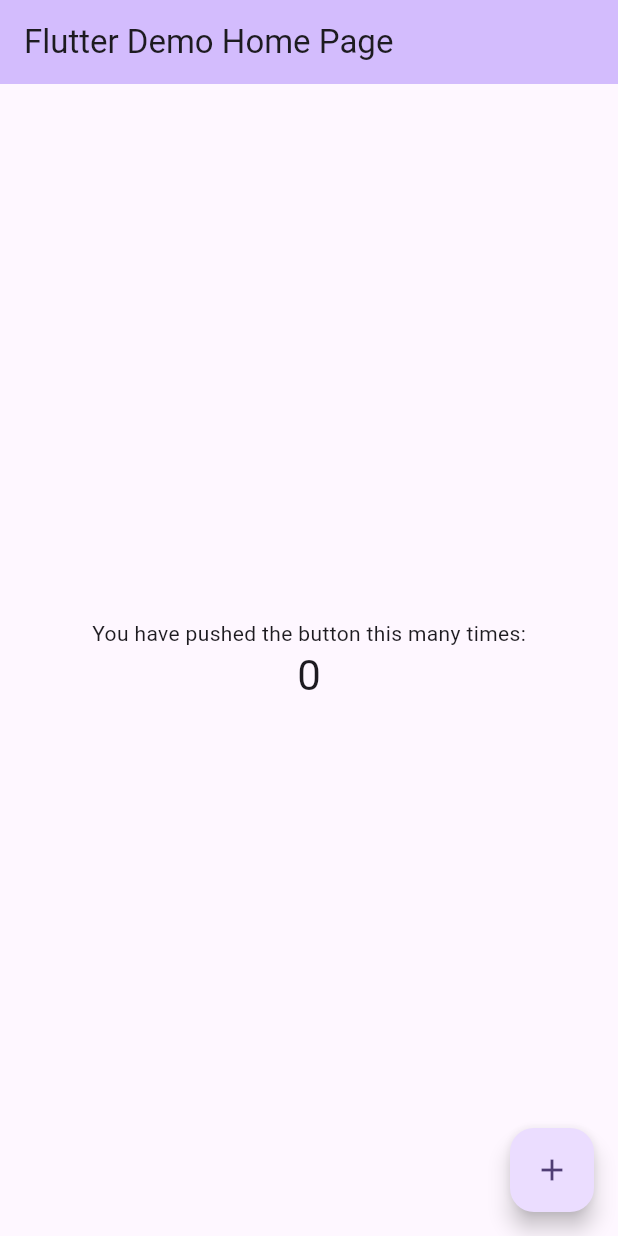
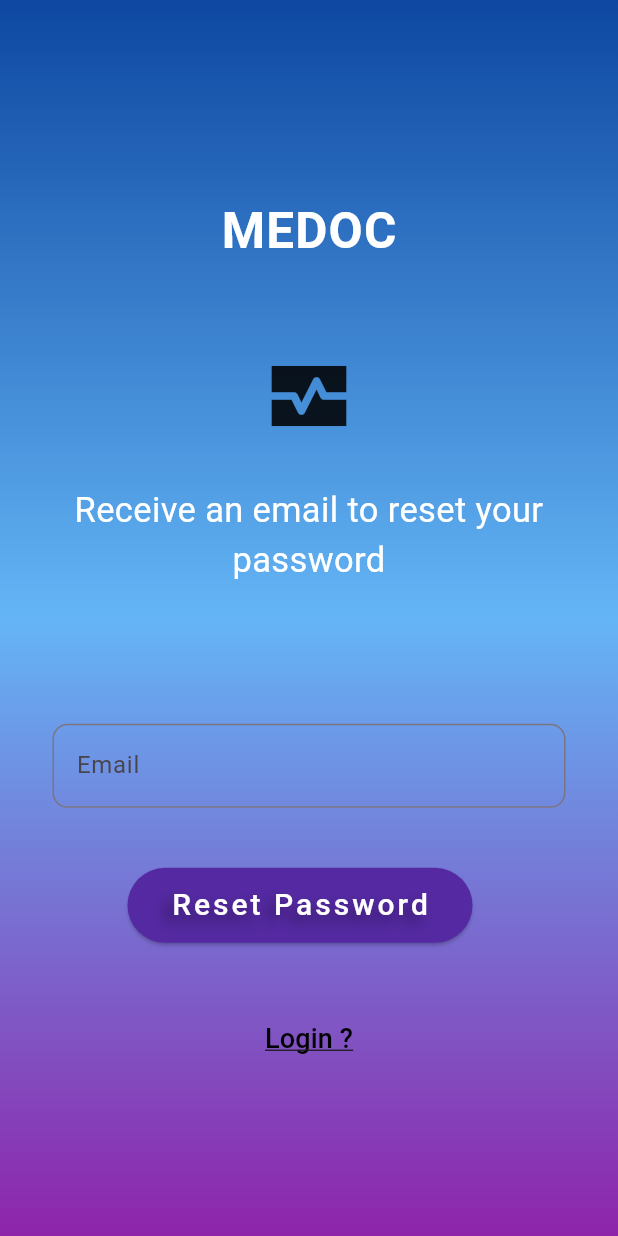
Before and after one commit to AmineMriri/Heal_you, a Flutter app: the Login screen opened directly, after a tap on "Forgot password ?", on a phone screen of 412 x 824 dp. Run offline on Flutter 3.47's test engine with Material 3 defaults, Android fonts, the phone set to English and light mode, and no system bars.

Commit message:
reset screen

```diff
--- a/lib/login.dart
+++ b/lib/login.dart
@@ -1,6 +1,7 @@
 import 'package:flutter/material.dart';
 import 'package:gras_savoye/main.dart';
 import 'package:gras_savoye/my_home.dart';
+import 'package:gras_savoye/reset_pass.dart';
 
 
 class Login extends StatefulWidget {
@@ -68,10 +69,10 @@ class _LoginState extends State<Login> {
                         padding: const EdgeInsets.only(top: 10),
                         child: GestureDetector(
                           onTap: (){},
-                          child: const Icon(
-
-                            Icons.monitor_heart_sharp,
-                            size: 60.0,
+                          child:     Image.asset(
+                            'images/company_logo.png',
+                            height: 80,
+                            fit: BoxFit.fill,
                           ),
                         )),
                     ],
@@ -197,7 +198,7 @@ class _LoginState extends State<Login> {
                               Navigator.push(
                                 context,
                                 MaterialPageRoute(
-                                    builder: (context) => MyApp() /*Reset passwd()*/));
+                                    builder: (context) => ResetPass() /*Reset passwd()*/));
                             },
                           child: Text(
                           'Forgot password ?',
--- /dev/null
+++ b/lib/reset_pass.dart
@@ -0,0 +1,197 @@
+import 'package:flutter/material.dart';
+import 'package:gras_savoye/main.dart';
+import 'login.dart';
+import 'package:gras_savoye/my_home.dart';
+
+
+class ResetPass extends StatefulWidget {
+  @override
+  _ResetPass createState() => _ResetPass();
+
+
+}
+
+class _ResetPass extends State<ResetPass> {
+  final GlobalKey<FormState> _formKey = GlobalKey<FormState>();
+  final TextEditingController emailController = TextEditingController();
+  final TextEditingController passwordController = TextEditingController();
+
+  @override
+  void dispose() {
+    emailController.dispose();
+    passwordController.dispose();
+    super.dispose();
+  }
+
+  @override
+  Widget build(BuildContext context) {
+    return Scaffold(
+      body: Container(
+        decoration: BoxDecoration(
+            gradient: LinearGradient(
+              begin: Alignment.topCenter,
+              end: Alignment.bottomCenter,
+              colors: [
+                Colors.blue.shade900,
+                Colors.blue.shade300,
+                Colors.purple.shade600,
+              ],
+            )),
+        child: Stack(
+          children: [
+            Container(),
+            Column(
+              children: [
+                Center(
+                  child: Container(
+                    padding: EdgeInsets.only(top: 130),
+                    child: Text(
+                      'MEDOC\n',
+                      style: TextStyle(
+                        color: Colors.white,
+                        fontSize: 33,
+                        fontWeight: FontWeight.w600,
+                        letterSpacing: 0.8,
+                      ),
+                      overflow: TextOverflow.ellipsis,
+                    ),
+                  ),
+                ),
+                Padding(
+                  padding: const EdgeInsets.only(top: 10),
+                  child: GestureDetector(
+                    onTap: () {},
+                    child: const Icon(
+                      Icons.monitor_heart_sharp,
+                      size: 60.0,
+                    ),
+                  ),
+                ),
+                Padding(
+                  padding: const EdgeInsets.only(top: 30),
+                  child: Text(
+                    'Receive an email to reset your password',
+                    textAlign: TextAlign.center,
+                    style: TextStyle(
+                      decoration: TextDecoration.none,
+                      color: Colors.white,
+                      fontSize: 23,
+                    ),
+                  ),
+                ),
+              ],
+            ),
+            SingleChildScrollView(
+              child: Form(
+                key: _formKey,
+                child: Container(
+                  padding: EdgeInsets.only(
+                      top: MediaQuery.of(context).size.height * 0.44),
+                  child: Column(
+                    crossAxisAlignment: CrossAxisAlignment.start,
+                    children: [
+                      Container(
+                        margin: EdgeInsets.only(left: 35, right: 35),
+                        child: Column(
+                          children: [
+                            SizedBox(
+                              height: 120,
+                            ),
+                            TextFormField(
+                              controller: emailController,
+                              style: TextStyle(color: Colors.black),
+                              validator: (value) {
+                                if (value!.isEmpty) {
+                                  return 'email field must not be empty';
+                                }
+                                return null;
+                              },
+                              decoration: InputDecoration(
+                                hintText: "Email",
+                                border: OutlineInputBorder(
+                                  borderRadius: BorderRadius.circular(10),
+                                ),
+                              ),
+                            ),
+                            SizedBox(
+                              height: 40,
+                            ),
+                            Row(
+                              mainAxisAlignment: MainAxisAlignment.spaceBetween,
+                              children: [
+                                SizedBox(
+                                  width: 280,
+                                  height: 50,
+                                  child: Padding(
+                                    padding: const EdgeInsets.only(left: 50.0),
+                                    child: ElevatedButton(
+                                      style: ElevatedButton.styleFrom(
+                                        foregroundColor: Colors.white,
+                                        backgroundColor: Color(0xff5429a1),
+                                        shape: RoundedRectangleBorder(
+                                          borderRadius:
+                                          BorderRadius.circular(30.0),
+                                        ),
+                                        // foreground
+                                      ),
+                                      onPressed: () {
+                                        if (_formKey.currentState!.validate()) {
+                                          // ResetPassword();
+                                        }
+                                      },
+                                      child: const Text(
+                                        'Reset Password',
+                                        style: TextStyle(
+                                          fontSize: 20,
+                                          shadows: [
+                                            Shadow(
+                                              blurRadius: 10.0,
+                                              color: Colors.black38,
+                                              offset: Offset(-5.0, 5.0),
+                                            ),
+                                          ],
+                                          letterSpacing: 2,
+                                        ),
+                                      ),
+                                    ),
+                                  ),
+                                ),
+                              ],
+                            ),
+                            SizedBox(
+                              height: 40,
+                            ),
+                            Row(
+                              mainAxisAlignment: MainAxisAlignment.spaceAround,
+                              children: [
+                                TextButton(
+                                    onPressed: () {
+                                      Navigator.push(
+                                          context,
+                                          MaterialPageRoute(
+                                              builder: (context) => Login()));
+                                    },
+                                    child: Text(
+                                      'Login ?',
+                                      style: TextStyle(
+                                        decoration: TextDecoration.underline,
+                                        color: Colors.black,
+                                        fontSize: 18,
+                                      ),
+                                    )),
+                              ],
+                            ),
+                          ],
+                        ),
+                      )
+                    ],
+                  ),
+                ),
+              ),
+            ),
+          ],
+        ),
+      ),
+    );
+  }
+}
--- a/pubspec.yaml
+++ b/pubspec.yaml
@@ -59,8 +59,8 @@ flutter:
   uses-material-design: true
 
   # To add assets to your application, add an assets section, like this:
-  # assets:
-  #   - images/a_dot_burr.jpeg
+  assets:
+     - images/
   #   - images/a_dot_ham.jpeg
 
   # An image asset can refer to one or more resolution-specific "variants", see
```
Also changed, not shown: images/company_logo.png (added).
